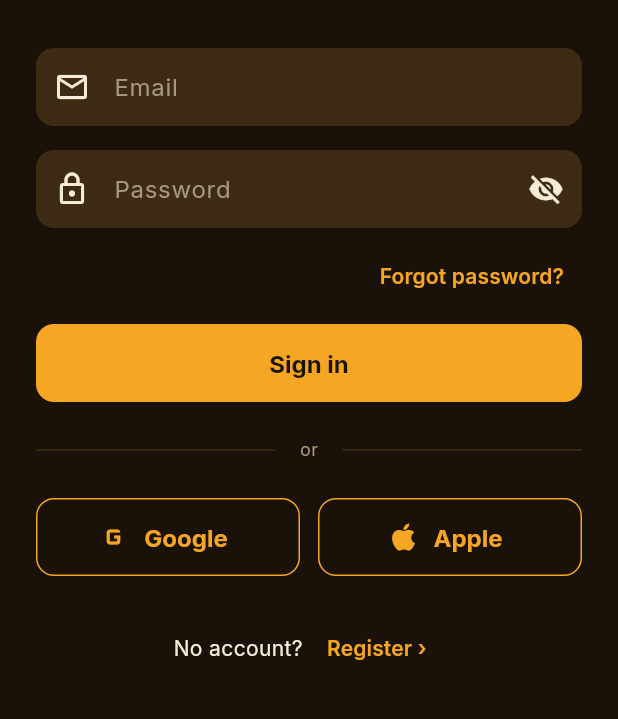
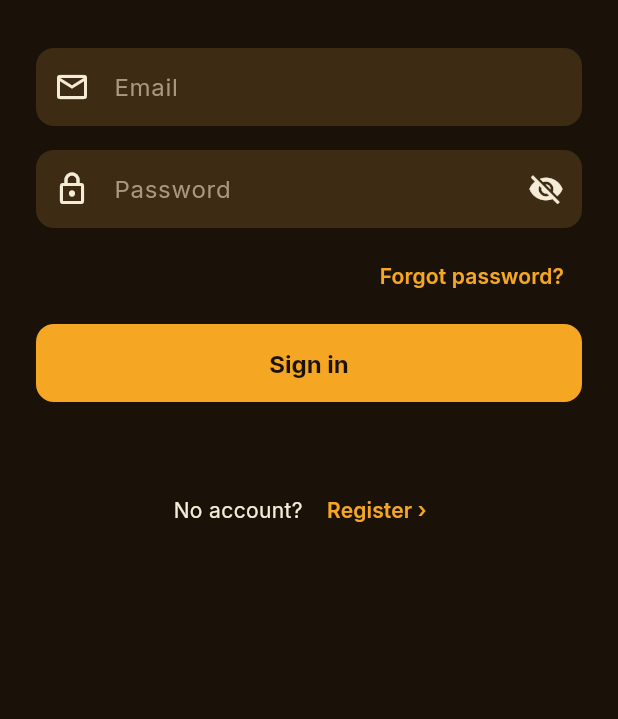
Before and after one commit to ondyn/BeerEr, a Flutter app: the SignInScreen screen opened by its route, on a phone screen of 412 x 824 dp, the part 174-893 px from its top. Run offline on Flutter 3.47's test engine with Material 3 defaults, Android fonts, the light colour scheme and no system bars; our stand-ins replace app_links, cloud_firestore, cloud_functions, firebase_auth, firebase_core, firebase_messaging and 11 more; missing offline and left inert: mobile_scanner; accounts and stored records are empty; generated files the repository leaves out were written again.

Commit message:
fix: disable Google, Apple sign-in options for now

```diff
--- a/lib/screens/auth/sign_in_screen.dart
+++ b/lib/screens/auth/sign_in_screen.dart
@@ -176,46 +176,47 @@ class _SignInScreenState extends State<SignInScreen> {
                       : const Text('Sign in'),
                 ),
                 const SizedBox(height: 24),
-                // Divider
-                Row(
-                  children: [
-                    const Expanded(child: Divider()),
-                    Padding(
-                      padding: const EdgeInsets.symmetric(horizontal: 16),
-                      child: Text(
-                        'or',
-                        style: Theme.of(context).textTheme.bodySmall,
-                      ),
-                    ),
-                    const Expanded(child: Divider()),
-                  ],
-                ),
+                // TODO: Uncomment divider when social sign-in is implemented
+                // const SizedBox(height: 24),
+                // Row(
+                //   children: [
+                //     const Expanded(child: Divider()),
+                //     Padding(
+                //       padding: const EdgeInsets.symmetric(horizontal: 16),
+                //       child: Text(
+                //         'or',
+                //         style: Theme.of(context).textTheme.bodySmall,
+                //       ),
+                //     ),
+                //     const Expanded(child: Divider()),
+                //   ],
+                // ),
                 const SizedBox(height: 24),
-                // Social sign-in
-                Row(
-                  children: [
-                    Expanded(
-                      child: OutlinedButton.icon(
-                        onPressed: () {
-                          // TODO: Implement Google sign-in
-                        },
-                        icon: const Icon(Icons.g_mobiledata, size: 24),
-                        label: const Text('Google'),
-                      ),
-                    ),
-                    const SizedBox(width: 12),
-                    Expanded(
-                      child: OutlinedButton.icon(
-                        onPressed: () {
-                          // TODO: Implement Apple sign-in
-                        },
-                        icon: const Icon(Icons.apple, size: 24),
-                        label: const Text('Apple'),
-                      ),
-                    ),
-                  ],
-                ),
-                const SizedBox(height: 24),
+                // TODO: Social sign-in — implement Google & Apple later
+                // Row(
+                //   children: [
+                //     Expanded(
+                //       child: OutlinedButton.icon(
+                //         onPressed: () {
+                //           // TODO: Implement Google sign-in
+                //         },
+                //         icon: const Icon(Icons.g_mobiledata, size: 24),
+                //         label: const Text('Google'),
+                //       ),
+                //     ),
+                //     const SizedBox(width: 12),
+                //     Expanded(
+                //       child: OutlinedButton.icon(
+                //         onPressed: () {
+                //           // TODO: Implement Apple sign-in
+                //         },
+                //         icon: const Icon(Icons.apple, size: 24),
+                //         label: const Text('Apple'),
+                //       ),
+                //     ),
+                //   ],
+                // ),
+                // const SizedBox(height: 24),
                 // Register link
                 Row(
                   mainAxisAlignment: MainAxisAlignment.center,
```
Also changed, not shown: 1 other file.
